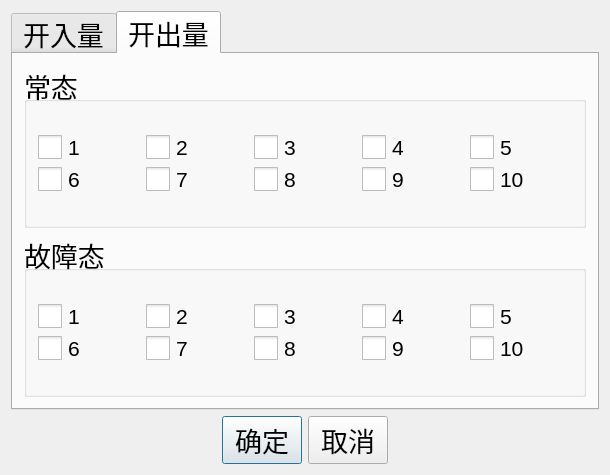
Above: HKCore/SttStudio/Native/Module/UI/FaultGradient/CFaultGradientSetting.ui from Napier3/HKSoftware before the change. Below: the same form after it.
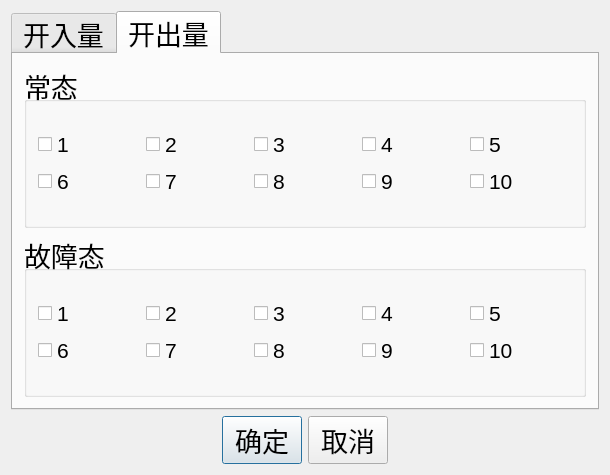
That is the form after the change. The open tabs and pages were chosen to show the change. Custom widgets are drawn as their Qt base class.

The edit to the form file:
```diff
--- a/HKCore/SttStudio/Native/Module/UI/FaultGradient/CFaultGradientSetting.ui
+++ b/HKCore/SttStudio/Native/Module/UI/FaultGradient/CFaultGradientSetting.ui
@@ -292,9 +292,7 @@
                  </font>
                 </property>
                 <property name="styleSheet">
-                 <string notr="true">QCheckBox::indicator {  
-width: 24px;  height: 24px;
-}</string>
+                 <string notr="true"/>
                 </property>
                 <property name="text">
                  <string>3</string>
@@ -312,9 +310,7 @@
                  </font>
                 </property>
                 <property name="styleSheet">
-                 <string notr="true">QCheckBox::indicator {  
-width: 24px;  height: 24px;
-}</string>
+                 <string notr="true"/>
                 </property>
                 <property name="text">
                  <string>4</string>
@@ -332,9 +328,7 @@
                  </font>
                 </property>
                 <property name="styleSheet">
-                 <string notr="true">QCheckBox::indicator {  
-width: 24px;  height: 24px;
-}</string>
+                 <string notr="true"/>
                 </property>
                 <property name="text">
                  <string>6</string>
@@ -352,9 +346,7 @@
                  </font>
                 </property>
                 <property name="styleSheet">
-                 <string notr="true">QCheckBox::indicator {  
-width: 24px;  height: 24px;
-}</string>
+                 <string notr="true"/>
                 </property>
                 <property name="text">
                  <string>7</string>
@@ -372,9 +364,7 @@
                  </font>
                 </property>
                 <property name="styleSheet">
-                 <string notr="true">QCheckBox::indicator {  
-width: 24px;  height: 24px;
-}</string>
+                 <string notr="true"/>
                 </property>
                 <property name="text">
                  <string>2</string>
@@ -392,9 +382,7 @@
                  </font>
                 </property>
                 <property name="styleSheet">
-                 <string notr="true">QCheckBox::indicator {  
-width: 24px;  height: 24px;
-}</string>
+                 <string notr="true"/>
                 </property>
                 <property name="text">
                  <string>10</string>
@@ -412,9 +400,7 @@
                  </font>
                 </property>
                 <property name="styleSheet">
-                 <string notr="true">QCheckBox::indicator {  
-width: 24px;  height: 24px;
-}</string>
+                 <string notr="true"/>
                 </property>
                 <property name="text">
                  <string>8</string>
@@ -432,9 +418,7 @@
                  </font>
                 </property>
                 <property name="styleSheet">
-                 <string notr="true">QCheckBox::indicator {  
-width: 24px;  height: 24px;
-}</string>
+                 <string notr="true"/>
                 </property>
                 <property name="text">
                  <string>5</string>
@@ -452,9 +436,7 @@
                  </font>
                 </property>
                 <property name="styleSheet">
-                 <string notr="true">QCheckBox::indicator {  
-width: 24px;  height: 24px;
-}</string>
+                 <string notr="true"/>
                 </property>
                 <property name="text">
                  <string>9</string>
@@ -472,9 +454,7 @@
                  </font>
                 </property>
                 <property name="styleSheet">
-                 <string notr="true">QCheckBox::indicator {  
-width: 24px;  height: 24px;
-}</string>
+                 <string notr="true"/>
                 </property>
                 <property name="text">
                  <string>1</string>
@@ -505,9 +485,7 @@
                  </font>
                 </property>
                 <property name="styleSheet">
-                 <string notr="true">QCheckBox::indicator {  
-width: 24px;  height: 24px;
-}</string>
+                 <string notr="true"/>
                 </property>
                 <property name="text">
                  <string>10</string>
@@ -525,9 +503,7 @@
                  </font>
                 </property>
                 <property name="styleSheet">
-                 <string notr="true">QCheckBox::indicator {  
-width: 24px;  height: 24px;
-}</string>
+                 <string notr="true"/>
                 </property>
                 <property name="text">
                  <string>4</string>
@@ -545,9 +521,7 @@
                  </font>
                 </property>
                 <property name="styleSheet">
-                 <string notr="true">QCheckBox::indicator {  
-width: 24px;  height: 24px;
-}</string>
+                 <string notr="true"/>
                 </property>
                 <property name="text">
                  <string>2</string>
@@ -565,9 +539,7 @@
                  </font>
                 </property>
                 <property name="styleSheet">
-                 <string notr="true">QCheckBox::indicator {  
-width: 24px;  height: 24px;
-}</string>
+                 <string notr="true"/>
                 </property>
                 <property name="text">
                  <string>7</string>
@@ -585,9 +557,7 @@
                  </font>
                 </property>
                 <property name="styleSheet">
-                 <string notr="true">QCheckBox::indicator {  
-width: 24px;  height: 24px;
-}</string>
+                 <string notr="true"/>
                 </property>
                 <property name="text">
                  <string>5</string>
@@ -605,9 +575,7 @@
                  </font>
                 </property>
                 <property name="styleSheet">
-                 <string notr="true">QCheckBox::indicator {  
-width: 24px;  height: 24px;
-}</string>
+                 <string notr="true"/>
                 </property>
                 <property name="text">
                  <string>6</string>
@@ -625,9 +593,7 @@
                  </font>
                 </property>
                 <property name="styleSheet">
-                 <string notr="true">QCheckBox::indicator {  
-width: 24px;  height: 24px;
-}</string>
+                 <string notr="true"/>
                 </property>
                 <property name="text">
                  <string>9</string>
@@ -645,9 +611,7 @@
                  </font>
                 </property>
                 <property name="styleSheet">
-                 <string notr="true">QCheckBox::indicator {  
-width: 24px;  height: 24px;
-}</string>
+                 <string notr="true"/>
                 </property>
                 <property name="text">
                  <string>1</string>
@@ -665,9 +629,7 @@
                  </font>
                 </property>
                 <property name="styleSheet">
-                 <string notr="true">QCheckBox::indicator {  
-width: 24px;  height: 24px;
-}</string>
+                 <string notr="true"/>
                 </property>
                 <property name="text">
                  <string>8</string>
@@ -685,9 +647,7 @@
                  </font>
                 </property>
                 <property name="styleSheet">
-                 <string notr="true">QCheckBox::indicator {  
-width: 24px;  height: 24px;
-}</string>
+                 <string notr="true"/>
                 </property>
                 <property name="text">
                  <string>3</string>
@@ -766,17 +726,17 @@
  </widget>
  <layoutdefault spacing="6" margin="11"/>
  <customwidgets>
+  <customwidget>
+   <class>QSttCheckBox</class>
+   <extends>QCheckBox</extends>
+   <header>../Module/UI/Controls/SttCheckBox.h</header>
+  </customwidget>
   <customwidget>
    <class>QSttTabWidget</class>
    <extends>QTabWidget</extends>
    <header>../Module/UI/Controls/SttTabWidget.h</header>
    <container>1</container>
   </customwidget>
-  <customwidget>
-   <class>QSttCheckBox</class>
-   <extends>QCheckBox</extends>
-   <header>../Module/UI/Controls/SttCheckBox.h</header>
-  </customwidget>
  </customwidgets>
  <resources/>
  <connections/>
```
Left out of the diff: 46 changed lines with no effect on the pictures.
